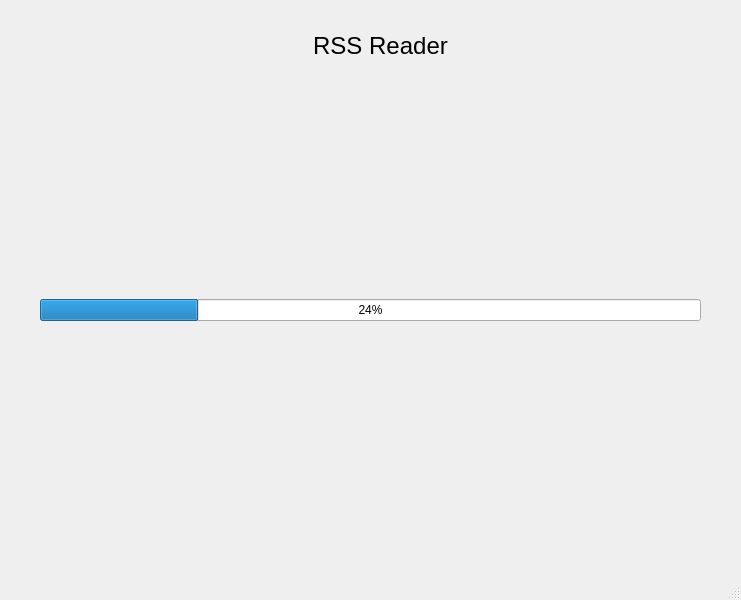
The window that rssreader-main.ui (Santhiago/RSS-Reader-MultiHilos) describes before a commit, drawn with Qt 5.
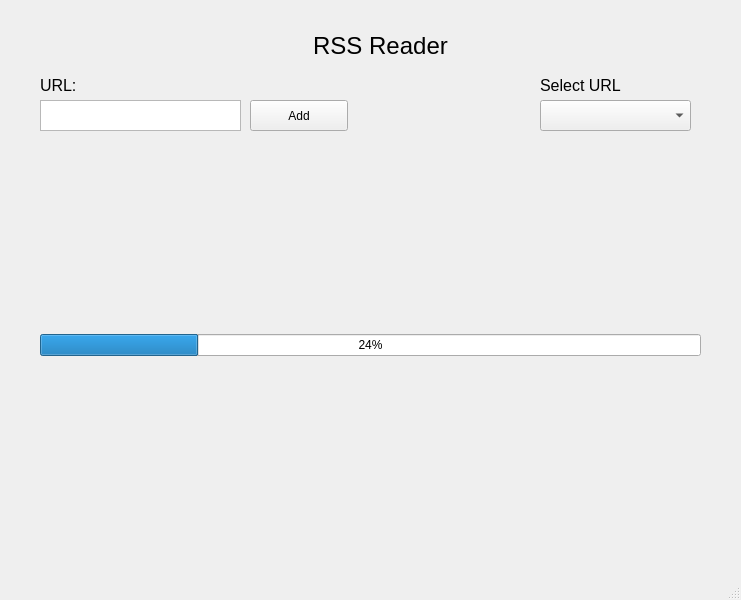
The same window after the commit.

Commit message: Scripts: Parce del Rss

Diff of the .ui file:
```diff
--- a/rssreader-main.ui
+++ b/rssreader-main.ui
@@ -39,9 +39,9 @@
     <property name="geometry">
      <rect>
       <x>40</x>
-      <y>90</y>
+      <y>160</y>
       <width>661</width>
-      <height>441</height>
+      <height>371</height>
      </rect>
     </property>
     <layout class="QVBoxLayout" name="rssweb_container">
@@ -54,6 +54,81 @@
      </item>
     </layout>
    </widget>
+   <widget class="QComboBox" name="comboBox">
+    <property name="geometry">
+     <rect>
+      <x>540</x>
+      <y>100</y>
+      <width>151</width>
+      <height>31</height>
+     </rect>
+    </property>
+   </widget>
+   <widget class="QTextEdit" name="textEdit">
+    <property name="geometry">
+     <rect>
+      <x>40</x>
+      <y>100</y>
+      <width>201</width>
+      <height>31</height>
+     </rect>
+    </property>
+   </widget>
+   <widget class="QLabel" name="label_3">
+    <property name="geometry">
+     <rect>
+      <x>40</x>
+      <y>70</y>
+      <width>41</width>
+      <height>31</height>
+     </rect>
+    </property>
+    <property name="font">
+     <font>
+      <pointsize>12</pointsize>
+     </font>
+    </property>
+    <property name="text">
+     <string>URL:</string>
+    </property>
+    <property name="alignment">
+     <set>Qt::AlignLeading|Qt::AlignLeft|Qt::AlignVCenter</set>
+    </property>
+   </widget>
+   <widget class="QLabel" name="label_4">
+    <property name="geometry">
+     <rect>
+      <x>540</x>
+      <y>70</y>
+      <width>141</width>
+      <height>31</height>
+     </rect>
+    </property>
+    <property name="font">
+     <font>
+      <pointsize>12</pointsize>
+     </font>
+    </property>
+    <property name="text">
+     <string>Select URL</string>
+    </property>
+    <property name="alignment">
+     <set>Qt::AlignLeading|Qt::AlignLeft|Qt::AlignVCenter</set>
+    </property>
+   </widget>
+   <widget class="QPushButton" name="pushButton">
+    <property name="geometry">
+     <rect>
+      <x>250</x>
+      <y>100</y>
+      <width>98</width>
+      <height>31</height>
+     </rect>
+    </property>
+    <property name="text">
+     <string>Add</string>
+    </property>
+   </widget>
   </widget>
   <widget class="QMenuBar" name="menubar">
    <property name="geometry">
```
The commit also changes 1 other file.
